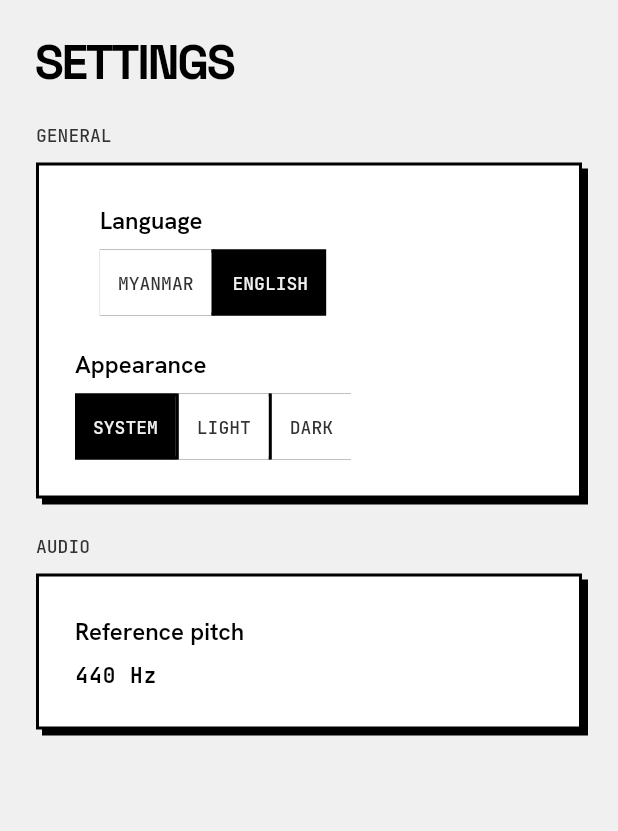
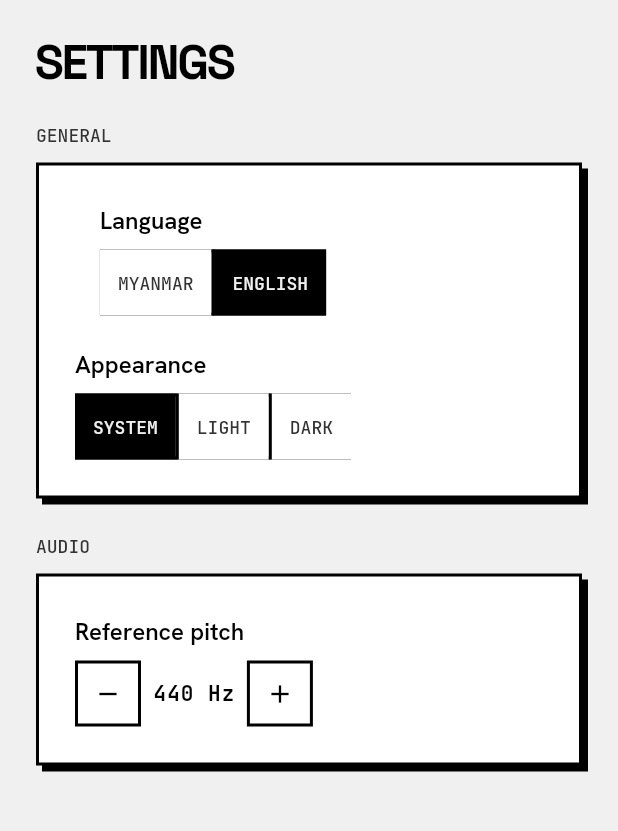
Before and after one commit to Lazy-but-Busy/L-Key, a Flutter app: the SettingsPage screen opened by its route, on a phone screen of 412 x 824 dp, the part 79-910 px from its top. Run offline on Flutter 3.47's test engine with Material 3 defaults, Android fonts, the phone set to English and light mode, and no system bars; our stand-ins replace flutter_riverpod, go_router, permission_handler, shared_preferences; missing offline and left inert: record; accounts and stored records are empty; generated files the repository leaves out were written again.

Commit message:
feat(settings): make the reference pitch adjustable
It has been persisted since Phase 02 and shown read-only ever since, which
made it a number the player could look at and not change. The tuner reads it,
so it is now the tuner's setting in fact as well as in name (PRD.md §10.2).

A stepper rather than a slider or a text field: the values that matter are
whole hertz a few either side of 440, and someone nudging to 442 should not
have to aim at a track or open a keyboard.

The range is clamped to 415–445, which is baroque pitch up to the sharpest an
orchestra tunes, and it is clamped on the way in as well as out — a preference
file is not a trusted input, and a stored reference of zero would make every
frequency calculation in the tuner nonsense.

```diff
--- a/mobile/lib/app/localization/app_en.arb
+++ b/mobile/lib/app/localization/app_en.arb
@@ -391,6 +391,10 @@
   "@settingsThemeDark": {"description": "Always use the dark theme."},
   "settingsReferencePitch": "Reference pitch",
   "@settingsReferencePitch": {"description": "Row label for the tuning reference frequency."},
+  "settingsReferencePitchLower": "Lower the reference pitch",
+  "@settingsReferencePitchLower": {"description": "Accessible label for the control that lowers the tuning reference by one hertz."},
+  "settingsReferencePitchRaise": "Raise the reference pitch",
+  "@settingsReferencePitchRaise": {"description": "Accessible label for the control that raises the tuning reference by one hertz."},
   "settingsSectionGeneral": "General",
   "@settingsSectionGeneral": {"description": "Section header above the general settings."},
   "settingsSectionAudio": "Audio",
--- a/mobile/lib/app/localization/app_my.arb
+++ b/mobile/lib/app/localization/app_my.arb
@@ -200,6 +200,8 @@
   "settingsThemeLight": "အလင်း",
   "settingsThemeDark": "အမှောင်",
   "settingsReferencePitch": "ကိုးကားအသံ",
+  "settingsReferencePitchLower": "ကိုးကားအသံ လျှော့ရန်",
+  "settingsReferencePitchRaise": "ကိုးကားအသံ တိုးရန်",
   "settingsSectionGeneral": "အထွေထွေ",
   "settingsSectionAudio": "အသံ",
 
--- a/mobile/lib/features/settings/presentation/settings_page.dart
+++ b/mobile/lib/features/settings/presentation/settings_page.dart
@@ -8,6 +8,7 @@ import 'package:l_key/app/theme/tokens.g.dart';
 import 'package:l_key/features/settings/presentation/settings_controller.dart';
 import 'package:l_key/shared/widgets/lk_card.dart';
 import 'package:l_key/shared/widgets/lk_detail_scaffold.dart';
+import 'package:l_key/shared/widgets/lk_icon_button.dart';
 import 'package:l_key/shared/widgets/lk_screen_header.dart';
 import 'package:l_key/shared/widgets/lk_segmented_control.dart';
 
@@ -86,12 +87,9 @@ class SettingsPage extends ConsumerWidget {
             variant: LkCardVariant.ring,
             child: _Row(
               label: l10n.settingsReferencePitch,
-              control: Text(
-                '${settings.referencePitchHz.round()} Hz',
-                style: context.lkType.technical.copyWith(
-                  color: colors.textPrimary,
-                  fontWeight: FontWeight.w700,
-                ),
+              control: _ReferencePitch(
+                hz: settings.referencePitchHz,
+                onChanged: controller.setReferencePitch,
               ),
             ),
           ),
@@ -128,3 +126,57 @@ class _Row extends StatelessWidget {
     );
   }
 }
+
+/// A stepper for the tuning reference.
+///
+/// A stepper rather than a slider or a text field: the values that matter are
+/// whole hertz a few either side of 440, and a player nudging to 442 should
+/// not have to aim at a track or open a keyboard. The range is the one
+/// orchestras and period instruments actually use.
+class _ReferencePitch extends StatelessWidget {
+  const _ReferencePitch({required this.hz, required this.onChanged});
+
+  final double hz;
+  final void Function(double hz) onChanged;
+
+  @override
+  Widget build(BuildContext context) {
+    final l10n = AppLocalizations.of(context);
+    final colors = context.lkColors;
+
+    return Row(
+      mainAxisSize: MainAxisSize.min,
+      spacing: LkSpacing.s2,
+      children: <Widget>[
+        LkIconButton(
+          icon: Icons.remove,
+          semanticLabel: l10n.settingsReferencePitchLower,
+          onPressed: hz > Settings.minimumReferencePitchHz
+              ? () => onChanged(hz - 1)
+              : null,
+          variant: LkIconButtonVariant.ring,
+          size: LkDimens.iconBoxSm,
+        ),
+        Semantics(
+          liveRegion: true,
+          child: Text(
+            '${hz.round()} Hz',
+            style: context.lkType.technical.copyWith(
+              color: colors.textPrimary,
+              fontWeight: FontWeight.w700,
+            ),
+          ),
+        ),
+        LkIconButton(
+          icon: Icons.add,
+          semanticLabel: l10n.settingsReferencePitchRaise,
+          onPressed: hz < Settings.maximumReferencePitchHz
+              ? () => onChanged(hz + 1)
+              : null,
+          variant: LkIconButtonVariant.ring,
+          size: LkDimens.iconBoxSm,
+        ),
+      ],
+    );
+  }
+}
```
Also changed, not shown: mobile/lib/features/settings/presentation/settings_controller.dart (+25 -5 lines), 1 other file.
